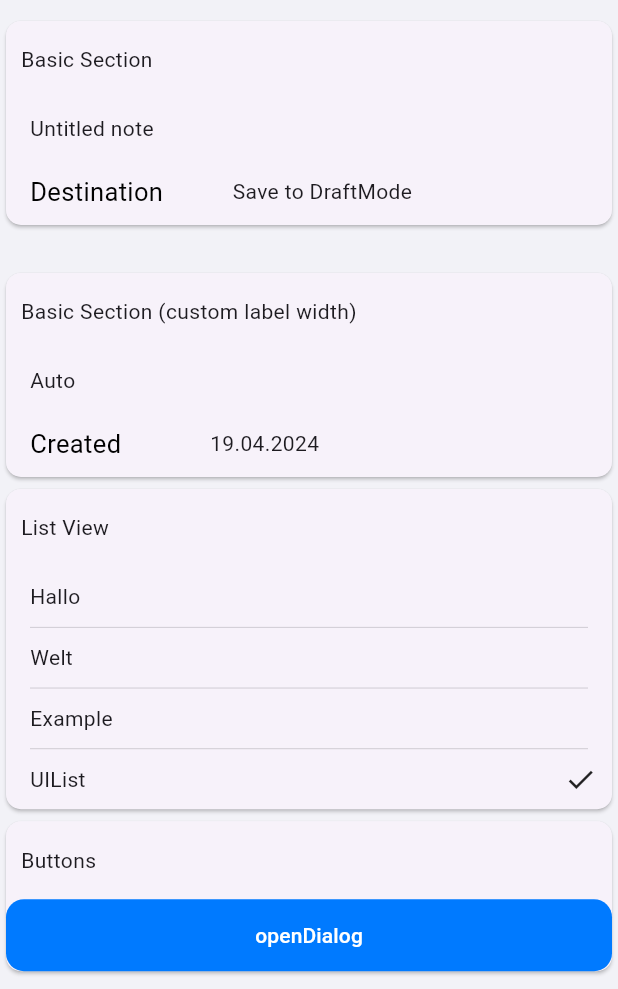
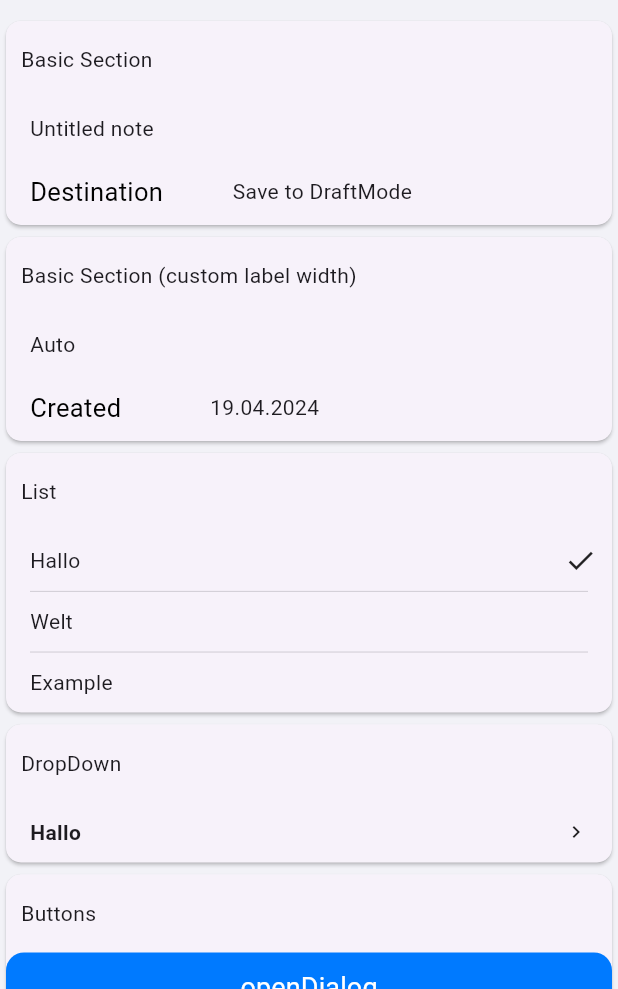
Before and after one commit to draftm0de/flutter.ui, a Flutter app: the screen it shows after launch, on a phone screen of 412 x 824 dp, the part 247-1236 px from its top. Run offline on Flutter 3.47's test engine with Material 3 defaults, Android fonts, the phone set to English and light mode, and no system bars; drawn by our look-alikes of flutter_platform_widgets; missing offline and left inert: draftmode_localization.

Commit message:
- Added the `DraftModeUIButton.text` factory to render buttons backed by DraftMode   text sizing/tint tokens without manually constructing a `Text` widget. - Introduced `DraftModeUIDropDown`, documented the API, and updated the example   screen/tests to showcase the full-screen picker flow that reuses   `DraftModeUIList` hooks.

```diff
--- a/example/lib/screen/home.dart
+++ b/example/lib/screen/home.dart
@@ -1,10 +1,25 @@
 import 'package:draftmode_ui/components.dart';
 import 'package:draftmode_ui/pages.dart';
-import 'package:draftmode_ui/styles.dart';
 import 'package:flutter/widgets.dart';
 
-class HomeScreen extends StatelessWidget {
+class HomeScreen extends StatefulWidget {
   const HomeScreen({super.key});
+
+  @override
+  State<HomeScreen> createState() => _HomeScreenState();
+}
+
+class _HomeScreenState extends State<HomeScreen> {
+  late final List<DraftModeListItem> _items;
+  DraftModeListItem? _selectedItem;
+
+  @override
+  void initState() {
+    super.initState();
+    final Map<int, String> map = {1: 'Hallo', 2: 'Welt', 3: 'Example'};
+    _items = DraftModeListItemBuilder.fromMap(map);
+    _selectedItem = _items.first;
+  }
 
   Future<void> _showDialog(BuildContext context) async {
     await DraftModeUIDialog.show(
@@ -15,11 +30,6 @@ class HomeScreen extends StatelessWidget {
 
   @override
   Widget build(BuildContext context) {
-    final Map<int, String> map = {1: "Hallo", 2: "Welt", 4: "Example"};
-    final items = DraftModeListItemBuilder.fromMap(map);
-    final selectedItem = DraftModeListItem(id: 3, value: "UIList");
-    items.add(selectedItem);
-
     final List<Widget> children = [
       DraftModeUISection(
         header: 'Basic Section',
@@ -31,7 +41,6 @@ class HomeScreen extends StatelessWidget {
           ),
         ],
       ),
-      const SizedBox(height: 24),
       DraftModeUISection(
         header: 'Basic Section (custom label width)',
         labelWidth: 120,
@@ -43,25 +52,34 @@ class HomeScreen extends StatelessWidget {
           ),
         ],
       ),
-      DraftModeUISection(header: 'List View', children: [
+      DraftModeUISection(header: 'List', children: [
         DraftModeUIList(
-          items: items,
-          selectedItem: selectedItem,
-          itemBuilder: (item, isSelected) {
-            return Text(item.value);
-          },
-          onTap: (item) {
-            debugPrint("pressedOnTab#${item.id}");
-          },
-        )
+          items: _items,
+          selectedItem: _selectedItem,
+          itemBuilder: (item, isSelected) => Text(item.value.toString()),
+          onTap: (item) => setState(() => _selectedItem = item),
+        ),
+      ]),
+      DraftModeUISection(header: 'DropDown', children: [
+        DraftModeUIDropDown(
+          pageTitle: 'DropDown Page',
+          items: _items,
+          selectedItem: _selectedItem,
+          emptyPlaceholder: const Text('Tap to pick an item'),
+          itemBuilder: (item, isSelected) => DefaultTextStyle.merge(
+            style: TextStyle(
+              fontWeight: isSelected ? FontWeight.bold : FontWeight.normal,
+            ),
+            child: Text(item.value.toString()),
+          ),
+          onChanged: (item) => setState(() => _selectedItem = item),
+        ),
       ]),
       DraftModeUISection(header: 'Buttons', children: [
-        DraftModeUIButton(
+        DraftModeUIButton.text(
+          'openDialog',
           onPressed: () => _showDialog(context),
-          child: Text('openDialog',
-              style:
-                  TextStyle(color: DraftModeUIStyleButtonColors.submit.font)),
-        )
+        ),
       ]),
     ];
 
--- a/lib/components.dart
+++ b/lib/components.dart
@@ -4,3 +4,4 @@ export 'components/row.dart';
 export 'components/section.dart';
 export 'components/spinner.dart';
 export 'components/button.dart';
+export 'components/drop_down.dart';
--- a/lib/components/button.dart
+++ b/lib/components/button.dart
@@ -22,6 +22,48 @@ class DraftModeUIButton extends StatelessWidget {
     this.styleColor,
     this.stretched = true,
   });
+
+  /// Creates a button that renders the provided [text] with DraftMode sizing
+  /// tokens. Callers can override the generated [Text] styling via
+  /// [textStyle], [textAlign], [maxLines], or [overflow].
+  factory DraftModeUIButton.text(
+    String text, {
+    Key? key,
+    Widget? pendingChild,
+    bool isPending = false,
+    VoidCallback? onPressed,
+    DraftModeUIStyleButtonSize? styleSize,
+    DraftModeUIStyleButtonColor? styleColor,
+    bool stretched = true,
+    TextStyle? textStyle,
+    TextAlign? textAlign,
+    int? maxLines,
+    TextOverflow? overflow,
+  }) {
+    final resolvedSize = styleSize ?? DraftModeUIStyleButtonSizes.large;
+    final resolvedColor = styleColor ?? DraftModeUIStyleButtonColors.submit;
+    return DraftModeUIButton(
+      key: key,
+      pendingChild: pendingChild,
+      isPending: isPending,
+      onPressed: onPressed,
+      styleSize: styleSize,
+      styleColor: styleColor,
+      stretched: stretched,
+      child: Text(
+        text,
+        textAlign: textAlign,
+        maxLines: maxLines,
+        overflow: overflow,
+        style: textStyle ??
+            TextStyle(
+              fontSize: resolvedSize.fontSize,
+              fontWeight: resolvedSize.fontWeight,
+              color: resolvedColor.font,
+            ),
+      ),
+    );
+  }
 
   CupertinoButtonSize _resolveCupertinoSize() {
     if (styleSize == DraftModeUIStyleButtonSizes.medium) {
--- /dev/null
+++ b/lib/components/drop_down.dart
@@ -0,0 +1,168 @@
+import 'package:draftmode_ui/buttons.dart';
+import 'package:draftmode_ui/components/list.dart';
+import 'package:draftmode_ui/components/row.dart';
+import 'package:draftmode_ui/components/section.dart';
+import 'package:draftmode_ui/components/spinner.dart';
+import 'package:draftmode_ui/pages.dart';
+import 'package:draftmode_ui/platform.dart';
+import 'package:flutter/cupertino.dart';
+import 'package:flutter/material.dart';
+
+/// Platform-aware disclosure that surfaces a full-page list picker.
+///
+/// Displays the current selection inline (mirroring [DraftModeUIRow]) and pushes
+/// a `DraftModeUIPage` with a selectable [DraftModeUIList] when tapped. All list
+/// customisation hooks (headers, separators, refresh controls, padding) are
+/// forwarded to the sheet so drop-downs stay visually aligned with standalone
+/// lists.
+class DraftModeUIDropDown<ItemType> extends StatelessWidget {
+  final bool isPending;
+  final List<ItemType> items;
+  final Widget Function(ItemType item, bool isSelected) itemBuilder;
+  final String pageTitle;
+  final ItemType? selectedItem;
+  final ValueChanged<ItemType?>? onChanged;
+
+  final Widget? emptyPlaceholder;
+  final Widget? header;
+  final Widget? separator;
+
+  final Future<void> Function()? onRefresh;
+  final EdgeInsetsGeometry? padding;
+  final bool readOnly;
+
+  const DraftModeUIDropDown({
+    super.key,
+    this.isPending = false,
+    required this.items,
+    required this.itemBuilder,
+    required this.pageTitle,
+    this.selectedItem,
+    this.onChanged,
+    this.emptyPlaceholder,
+    this.header,
+    this.separator,
+    this.onRefresh,
+    this.padding,
+    this.readOnly = false,
+  });
+
+  @override
+  Widget build(BuildContext context) {
+    if (isPending) {
+      return const DraftModeUIRow(DraftModeUISpinner());
+    }
+
+    final selected = selectedItem;
+    final Widget itemContent = (selected != null)
+        ? itemBuilder(selected, true)
+        : (emptyPlaceholder ?? const SizedBox.shrink());
+    final Widget content = _wrapWithIcon(itemContent);
+    return GestureDetector(
+      behavior: HitTestBehavior.opaque,
+      onTap: readOnly ? null : () => _openDialog(context),
+      child: DraftModeUIRow(content),
+    );
+  }
+
+  Widget _wrapWithIcon(Widget selectedContent) {
+    final content = Row(
+      crossAxisAlignment: CrossAxisAlignment.center,
+      children: [
+        Expanded(child: selectedContent),
+        Icon(DraftModeUIButtons.arrowRight, size: 16),
+      ],
+    );
+    return content;
+  }
+
+  Future<void> _openDialog(BuildContext context) async {
+    final screen = DraftModeUIDropDownScreen<ItemType>(
+      pageTitle: pageTitle,
+      items: items,
+      selectedItem: selectedItem,
+      itemBuilder: itemBuilder,
+      emptyPlaceholder: emptyPlaceholder,
+      header: header,
+      separator: separator,
+      onRefresh: onRefresh,
+      padding: padding,
+    );
+    final item = await Navigator.of(context).push<ItemType>(
+      DraftModeUIPlatform.isIOS
+          ? CupertinoPageRoute(builder: (_) => screen)
+          : MaterialPageRoute(builder: (_) => screen),
+    );
+    onChanged?.call(item);
+  }
+}
+
+/// Selection sheet pushed by [DraftModeUIDropDown]. Extracted so navigation
+/// follows the DraftMode page scaffolding and localisation helpers while
+/// reusing the shared list styling hooks.
+class DraftModeUIDropDownScreen<ItemType> extends StatefulWidget {
+  final String pageTitle;
+  final List<ItemType> items;
+  final ItemType? selectedItem;
+  final Widget Function(ItemType item, bool isSelected) itemBuilder;
+  final Widget? emptyPlaceholder;
+  final Widget? header;
+  final Widget? separator;
+  final Future<void> Function()? onRefresh;
+  final EdgeInsetsGeometry? padding;
+
+  const DraftModeUIDropDownScreen({
+    required this.pageTitle,
+    required this.items,
+    required this.itemBuilder,
+    this.emptyPlaceholder,
+    this.header,
+    this.separator,
+    this.onRefresh,
+    this.padding,
+    this.selectedItem,
+    super.key,
+  });
+
+  void setItem(BuildContext context, ItemType item) {
+    if (!Navigator.of(context).canPop()) return;
+    Navigator.of(context).pop<ItemType>(item);
+  }
+
+  @override
+  State<DraftModeUIDropDownScreen<ItemType>> createState() =>
+      _DraftModeUIDropDownScreenState<ItemType>();
+}
+
+class _DraftModeUIDropDownScreenState<ItemType>
+    extends State<DraftModeUIDropDownScreen<ItemType>> {
+  @override
+  Widget build(BuildContext context) {
+    final Widget body = DraftModeUIList(
+      items: widget.items,
+      selectedItem: widget.selectedItem,
+      itemBuilder: widget.itemBuilder,
+      emptyPlaceholder: widget.emptyPlaceholder,
+      header: widget.header,
+      separator: widget.separator,
+      onRefresh: widget.onRefresh,
+      padding: widget.padding,
+      onTap: (item) {
+        widget.setItem(context, item);
+      },
+    );
+    Widget section = DraftModeUISection(children: [body]);
+    if (!DraftModeUIPlatform.isIOS) {
+      section = Padding(
+        padding: DraftModeUISectionScope.containerPadding,
+        child: section,
+      );
+    }
+    return DraftModeUIPage(
+      navigationTitle: widget.pageTitle,
+      horizontalContainerPadding: 0,
+      verticalContainerPadding: 0,
+      body: section,
+    );
+  }
+}
```
Also changed, not shown: 4 other files.
